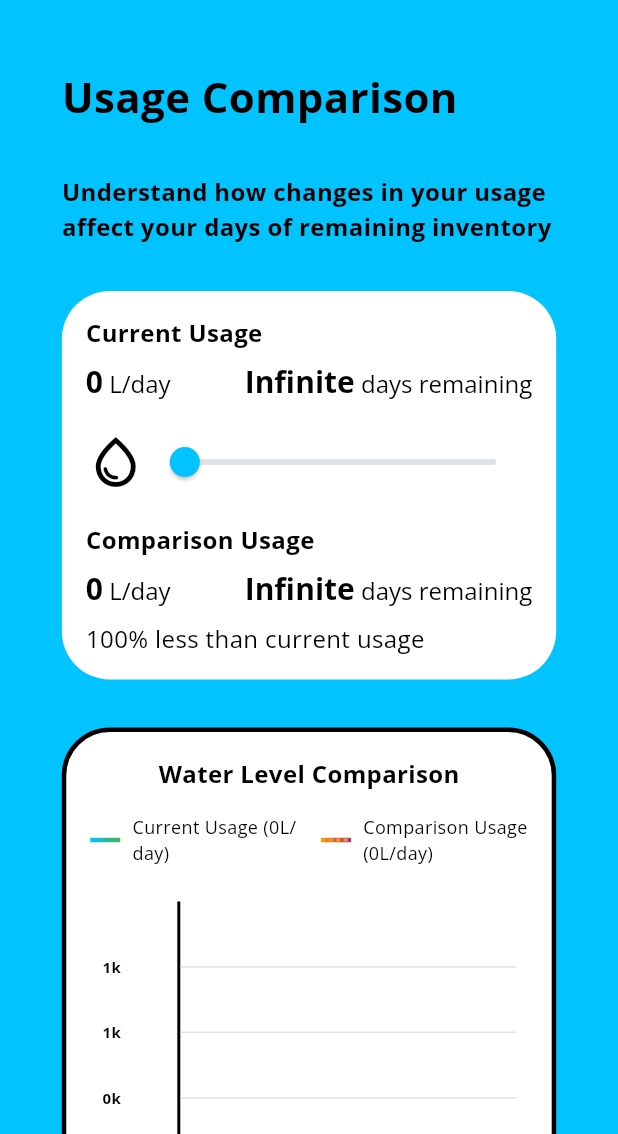
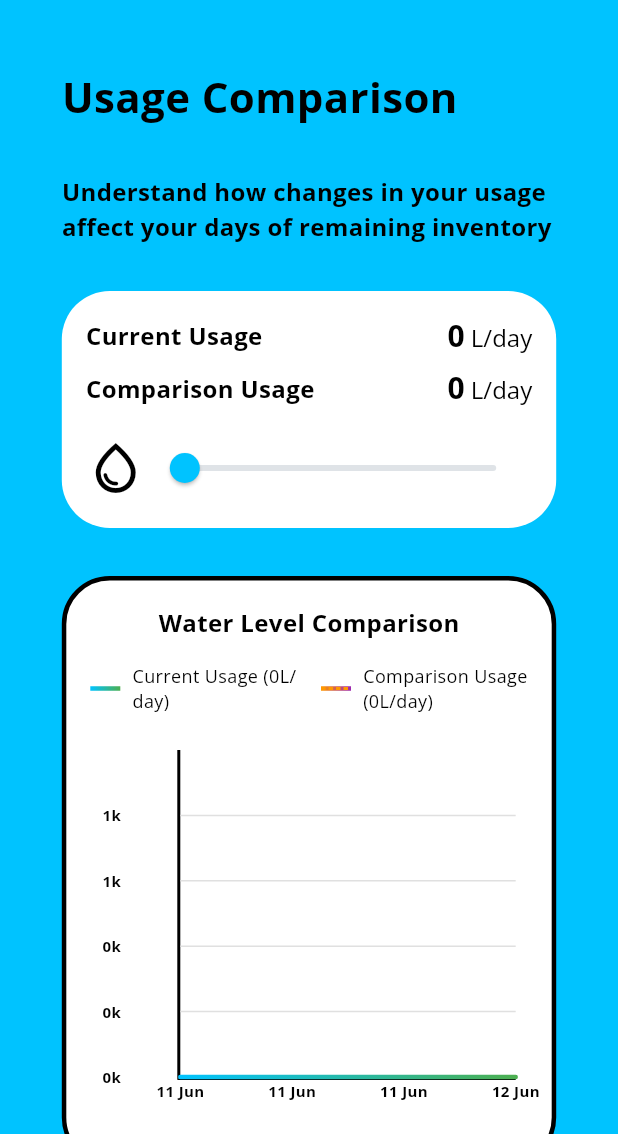
Before and after one commit to SamHarv/aquabalance, a Flutter app: the UsageComparisonView screen opened directly, on a phone screen of 412 x 824 dp, the part 102-1236 px from its top. Run offline on Flutter 3.47's test engine with Material 3 defaults, Android fonts, the phone set to English and light mode, and no system bars; drawn by our look-alikes of fl_chart; our stand-ins replace firebase_ai, firebase_core, google_fonts, shared_preferences; accounts and stored records are empty; generated files the repository leaves out were written again; network calls fail.

Commit message:
Updated readme and usage comparison view updated

```diff
--- a/lib/ui/views/output_view.dart
+++ b/lib/ui/views/output_view.dart
@@ -468,6 +468,35 @@
                 // Results cards
                 _buildResultsCards(),
 
+                // Chart to visualise tank levels
+                ConstrainedWidthWidget(
+                  child: Container(
+                    decoration: BoxDecoration(
+                      color: white,
+                      border: Border.all(color: black, width: 3),
+                      borderRadius: kBorderRadius,
+                    ),
+                    child: Padding(
+                      padding: EdgeInsets.all(16),
+                      child: Column(
+                        spacing: 16,
+                        children: [
+                          Text(
+                            "Water Level Projection",
+                            style: subHeadingStyle,
+                          ),
+                          Text(
+                            "Based on current usage and selected rainfall pattern",
+                            style: TextStyle(fontSize: 12, color: Colors.grey),
+                          ),
+
+                          _buildProjectionChart(),
+                        ],
+                      ),
+                    ),
+                  ),
+                ),
+
                 ConstrainedWidthWidget(
                   child: Column(
                     children: [
@@ -570,35 +599,6 @@
                         ),
                       ),
                     ],
-                  ),
-                ),
-
-                // Chart to visualise tank levels
-                ConstrainedWidthWidget(
-                  child: Container(
-                    decoration: BoxDecoration(
-                      color: white,
-                      border: Border.all(color: black, width: 3),
-                      borderRadius: kBorderRadius,
-                    ),
-                    child: Padding(
-                      padding: EdgeInsets.all(16),
-                      child: Column(
-                        spacing: 16,
-                        children: [
-                          Text(
-                            "Water Level Projection",
-                            style: subHeadingStyle,
-                          ),
-                          Text(
-                            "Based on current usage and selected rainfall pattern",
-                            style: TextStyle(fontSize: 12, color: Colors.grey),
-                          ),
-
-                          _buildProjectionChart(),
-                        ],
-                      ),
-                    ),
                   ),
                 ),
 
--- a/lib/ui/views/usage_comparison_view.dart
+++ b/lib/ui/views/usage_comparison_view.dart
@@ -40,6 +40,8 @@
   double comparisonUsage = 0;
   dynamic comparisonDaysLeft = 0;
   String comparisonResultMessage = "";
+  bool usageIsIncreasing = false;
+  bool daysRemainingIsIncreasing = true;
 
   // User inputs
   String selectedRainfall = "10-year median";
@@ -102,11 +104,51 @@
     if (percDiff > 0) {
       // Comparison usage is greater than current
       percDiff = percDiff.abs();
-      return "${percDiff.toInt()}% greater than current usage";
+      usageIsIncreasing = true;
+      return "${percDiff.toInt()}% increase";
     } else {
       // Comparison usage is less than or equal to current
       percDiff = percDiff.abs();
-      return "${percDiff.toInt()}% less than current usage";
+      usageIsIncreasing = false;
+      return "${percDiff.toInt()}% reduction";
+    }
+  }
+
+  // Get percentage difference in days remaining
+  String getDaysRemainingDifference(
+    dynamic currentDaysLeft,
+    dynamic comparisonDaysLeft,
+  ) {
+    double daysDiffPerc = 0;
+
+    if (comparisonDaysLeft == "Infinite" && currentDaysLeft == -1) {
+      daysRemainingIsIncreasing = true;
+      return "means days remaining remains infinite";
+    } else if (comparisonDaysLeft == "Infinite") {
+      daysRemainingIsIncreasing = true;
+      return "increases days remaining infinitely";
+    } else if (currentDaysLeft == "Infinite") {
+      daysRemainingIsIncreasing = false;
+      return "decreases days remaining infinitely";
+    }
+
+    if (comparisonDaysLeft == 0) {
+      daysDiffPerc = -100;
+    } else if (currentDaysLeft == 0) {
+      daysDiffPerc = 100;
+    } else {
+      daysDiffPerc =
+          ((comparisonDaysLeft - currentDaysLeft) / currentDaysLeft) * 100;
+    }
+
+    if (daysDiffPerc > 0) {
+      daysDiffPerc = daysDiffPerc.abs();
+      daysRemainingIsIncreasing = true;
+      return "increases days remaining by ${daysDiffPerc.toInt()}%";
+    } else {
+      daysDiffPerc = daysDiffPerc.abs();
+      daysRemainingIsIncreasing = false;
+      return "decreases days remaining by ${daysDiffPerc.toInt()}%";
     }
   }
 
@@ -569,12 +611,14 @@
                             child: Column(
                               crossAxisAlignment: CrossAxisAlignment.start,
                               children: [
-                                Text("Current Usage", style: subHeadingStyle),
-                                SizedBox(height: 8),
                                 Row(
                                   mainAxisAlignment:
                                       MainAxisAlignment.spaceBetween,
                                   children: [
+                                    Text(
+                                      "Current Usage",
+                                      style: subHeadingStyle,
+                                    ),
                                     // Current usage in L/day
                                     RichText(
                                       text: TextSpan(
@@ -603,15 +647,25 @@
                                         ],
                                       ),
                                     ),
-                                    // Current days remaining of inventory
+                                  ],
+                                ),
+                                SizedBox(height: 8),
+                                Row(
+                                  mainAxisAlignment:
+                                      MainAxisAlignment.spaceBetween,
+                                  children: [
+                                    Text(
+                                      "Comparison Usage",
+                                      style: subHeadingStyle,
+                                    ),
+                                    // Comparison usage in L/day
                                     RichText(
                                       text: TextSpan(
                                         children: [
                                           TextSpan(
-                                            text: daysLeft == -1
-                                                ? "Infinite"
-                                                : daysLeft.toString(),
-                                            // textAlign: TextAlign.right,
+                                            text: formatter.format(
+                                              comparisonUsage,
+                                            ),
                                             style: GoogleFonts.openSans(
                                               textStyle: const TextStyle(
                                                 color: black,
@@ -621,8 +675,7 @@
                                             ),
                                           ),
                                           TextSpan(
-                                            text: " days remaining",
-                                            // textAlign: TextAlign.right,
+                                            text: " L/day",
                                             style: GoogleFonts.openSans(
                                               textStyle: const TextStyle(
                                                 color: black,
@@ -687,29 +740,57 @@
                               ],
                             ),
                           ),
+                        ],
+                      ),
+                    ),
+                  ),
+                ),
 
-                          // Comparison usage
+                // Chart to visualise tank levels
+                _buildChartWithLegend(),
+
+                // Outputs
                 ConstrainedWidthWidget(
+                  child: Container(
+                    decoration: BoxDecoration(
+                      color: white,
+                      borderRadius: kBorderRadius,
+                    ),
+                    child: Padding(
+                      padding: EdgeInsets.all(16),
                       child: Column(
-                              crossAxisAlignment: CrossAxisAlignment.start,
+                        children: [
+                          Row(
                             children: [
                               Text(
-                                  "Comparison Usage",
+                                "Days of inventory remaining:",
                                 style: subHeadingStyle,
+                              ),
+                            ],
                           ),
                           SizedBox(height: 8),
                           Row(
-                                  mainAxisAlignment:
-                                      MainAxisAlignment.spaceBetween,
+                            mainAxisAlignment: MainAxisAlignment.spaceBetween,
                             children: [
-                                    // Comparison usage in L/day
+                              Text(
+                                "On current usage:",
+                                style: GoogleFonts.openSans(
+                                  textStyle: const TextStyle(
+                                    color: black,
+                                    fontSize: 16,
+                                  ),
+                                ),
+                              ),
+                              SizedBox(width: 8),
+                              // Current days remaining of inventory
                               RichText(
                                 text: TextSpan(
                                   children: [
                                     TextSpan(
-                                            text: formatter.format(
-                                              comparisonUsage,
-                                            ),
+                                      text: daysLeft == -1
+                                          ? "Infinite"
+                                          : daysLeft.toString(),
+                                      // textAlign: TextAlign.right,
                                       style: GoogleFonts.openSans(
                                         textStyle: const TextStyle(
                                           color: black,
@@ -718,8 +799,29 @@
                                         ),
                                       ),
                                     ),
-                                          TextSpan(
-                                            text: " L/day",
+                                    // TextSpan(
+                                    //   text: " days remaining",
+                                    //   // textAlign: TextAlign.right,
+                                    //   style: GoogleFonts.openSans(
+                                    //     textStyle: const TextStyle(
+                                    //       color: black,
+                                    //       fontSize: 16,
+                                    //     ),
+                                    //   ),
+                                    // ),
+                                  ],
+                                ),
+                              ),
+                            ],
+                          ),
+                          SizedBox(height: 8),
+
+                          // Comparison days remaining
+                          Row(
+                            mainAxisAlignment: MainAxisAlignment.spaceBetween,
+                            children: [
+                              Text(
+                                "On comparison usage:",
                                 style: GoogleFonts.openSans(
                                   textStyle: const TextStyle(
                                     color: black,
@@ -727,9 +829,7 @@
                                   ),
                                 ),
                               ),
-                                        ],
-                                      ),
-                                    ),
+                              SizedBox(width: 8),
                               // Comparison days remaining of inventory
                               RichText(
                                 text: TextSpan(
@@ -739,22 +839,22 @@
                                           ? "Infinite"
                                           : comparisonDaysLeft.toString(),
                                       style: GoogleFonts.openSans(
-                                              textStyle: const TextStyle(
+                                        textStyle: TextStyle(
                                           color: black,
                                           fontSize: 20,
                                           fontWeight: FontWeight.bold,
                                         ),
                                       ),
                                     ),
-                                          TextSpan(
-                                            text: " days remaining",
-                                            style: GoogleFonts.openSans(
-                                              textStyle: const TextStyle(
-                                                color: black,
-                                                fontSize: 16,
-                                              ),
-                                            ),
-                                          ),
+                                    // TextSpan(
+                                    //   text: " days remaining",
+                                    //   style: GoogleFonts.openSans(
+                                    //     textStyle: const TextStyle(
+                                    //       color: black,
+                                    //       fontSize: 16,
+                                    //     ),
+                                    //   ),
+                                    // ),
                                   ],
                                 ),
                               ),
@@ -762,15 +862,54 @@
                           ),
                           SizedBox(height: 8),
 
+                          // Percentage comparison
+                          ConstrainedWidthWidget(
+                            child: Column(
+                              crossAxisAlignment: CrossAxisAlignment.start,
+                              children: [
                                 // Percentage difference between current and comparison
-                                Text(
-                                  getComparisonDifference(
+                                RichText(
+                                  text: TextSpan(
+                                    children: [
+                                      TextSpan(
+                                        text: "Comparison usage assumes a ",
+                                        style: GoogleFonts.openSans(
+                                          textStyle: subHeadingStyle,
+                                        ),
+                                      ),
+                                      TextSpan(
+                                        text: getComparisonDifference(
                                           dailyUsage,
                                           comparisonUsage,
                                         ),
                                         style: GoogleFonts.openSans(
-                                    textStyle: const TextStyle(
-                                      color: black,
+                                          textStyle: TextStyle(
+                                            color: usageIsIncreasing
+                                                ? Colors.green
+                                                : Colors.red,
+                                            fontWeight: FontWeight.bold,
+                                            fontSize: 16,
+                                          ),
+                                        ),
+                                      ),
+                                      TextSpan(
+                                        text: " on current, this ",
+                                        style: GoogleFonts.openSans(
+                                          textStyle: subHeadingStyle,
+                                        ),
+                                      ),
+
+                                      TextSpan(
+                                        text: getDaysRemainingDifference(
+                                          daysLeft,
+                                          comparisonDaysLeft,
+                                        ),
+                                        style: GoogleFonts.openSans(
+                                          textStyle: TextStyle(
+                                            color: daysRemainingIsIncreasing
+                                                ? Colors.green
+                                                : Colors.red,
+                                            fontWeight: FontWeight.bold,
                                             fontSize: 16,
                                           ),
                                         ),
@@ -781,11 +920,11 @@
                               ],
                             ),
                           ),
+                        ],
                       ),
                     ),
-
-                // Chart to visualise tank levels
-                _buildChartWithLegend(),
+                  ),
+                ),
 
                 // Rainfall pattern selection
                 ConstrainedWidthWidget(
--- a/pubspec.yaml
+++ b/pubspec.yaml
@@ -16,7 +16,7 @@
 # https://developer.apple.com/library/archive/documentation/General/Reference/InfoPlistKeyReference/Articles/CoreFoundationKeys.html
 # In Windows, build-name is used as the major, minor, and patch parts
 # of the product and file versions while build-number is used as the build suffix.
-version: 1.0.0+12
+version: 1.0.0+15
 
 environment:
   sdk: ^3.8.0
```
Also changed, not shown: 2 other files. Lines whose indentation alone changed are shown as unchanged.
